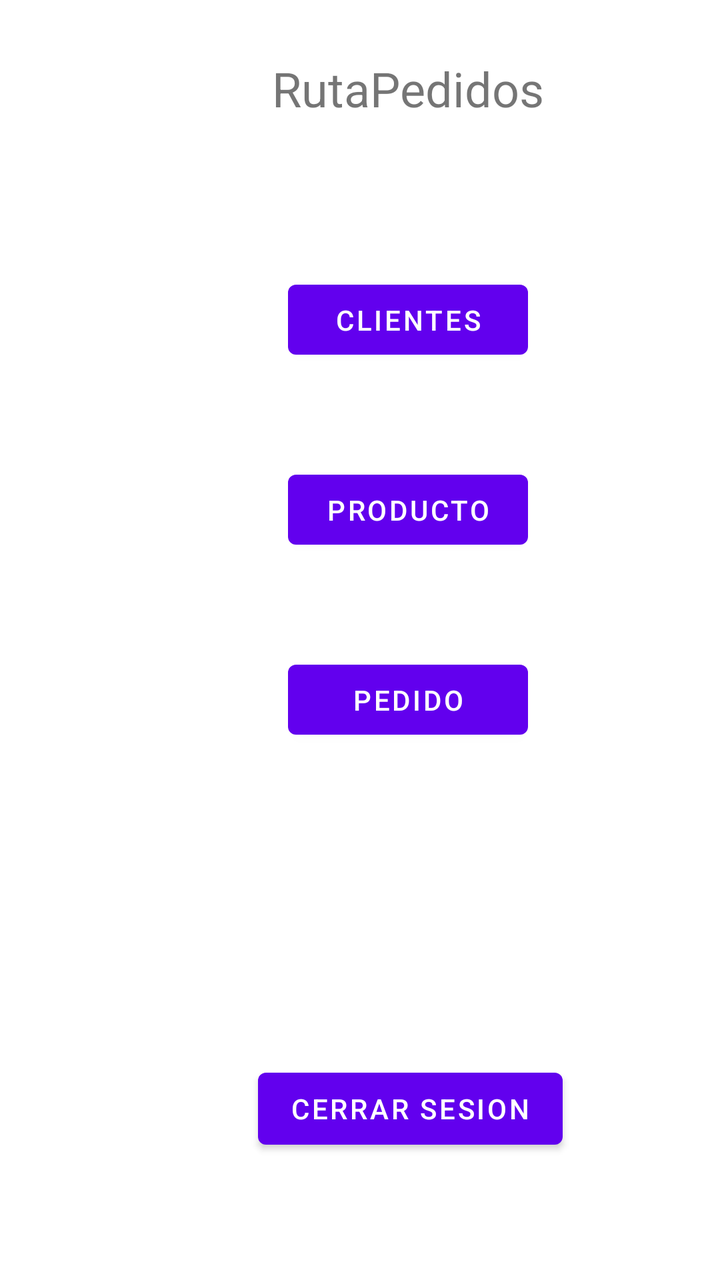
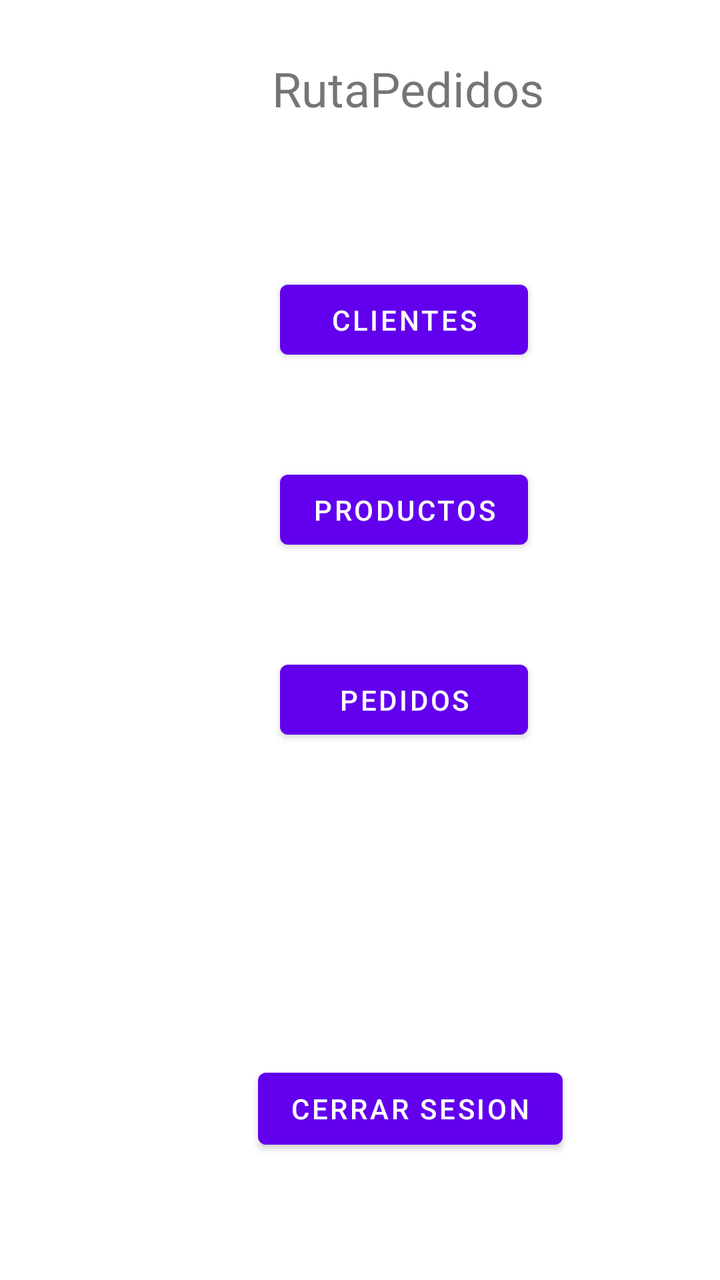

The first picture is an Android layout as it rendered before a commit; the second is the same layout after the commit. The layout source and the unified diff follow.
<!-- AndroidManifest.xml: application theme Theme.RutaPedidos -->
<!-- res/layout/activity_main.xml -->
<?xml version="1.0" encoding="utf-8"?>
<androidx.constraintlayout.widget.ConstraintLayout xmlns:android="http://schemas.android.com/apk/res/android"
    xmlns:app="http://schemas.android.com/apk/res-auto"
    xmlns:tools="http://schemas.android.com/tools"
    android:id="@+id/main"
    android:layout_width="match_parent"
    android:layout_height="match_parent"
    tools:context=".MainActivity">

    <TextView
        android:id="@+id/textView3"
        android:layout_width="wrap_content"
        android:layout_height="wrap_content"
        android:layout_marginStart="136dp"
        android:layout_marginTop="28dp"
        android:text="RutaPedidos"
        android:textSize="24sp"
        app:layout_constraintStart_toStartOf="parent"
        app:layout_constraintTop_toTopOf="parent" />

    <Button
        android:id="@+id/btnCerrarSesion"
        android:layout_width="wrap_content"
        android:layout_height="wrap_content"
        android:layout_marginStart="129dp"
        android:layout_marginTop="157dp"
        android:text="Cerrar sesion"
        app:layout_constraintStart_toStartOf="parent"
        app:layout_constraintTop_toBottomOf="@+id/btnPedido" />

    <Button
        android:id="@+id/btnClientes"
        android:layout_width="120dp"
        android:layout_height="47dp"
        android:layout_marginStart="144dp"
        android:layout_marginTop="76dp"
        android:text="Clientes"
        app:layout_constraintStart_toStartOf="parent"
        app:layout_constraintTop_toBottomOf="@+id/textView3" />

    <Button
        android:id="@+id/btnProducto"
        android:layout_width="120dp"
        android:layout_height="47dp"
        android:layout_marginStart="144dp"
        android:layout_marginTop="48dp"
        android:text="Producto"
        app:layout_constraintStart_toStartOf="parent"
        app:layout_constraintTop_toBottomOf="@+id/btnClientes" />

    <Button
        android:id="@+id/btnPedido"
        android:layout_width="120dp"
        android:layout_height="47dp"
        android:layout_marginStart="144dp"
        android:layout_marginTop="48dp"
        android:text="Pedido"
        app:layout_constraintStart_toStartOf="parent"
        app:layout_constraintTop_toBottomOf="@+id/btnProducto" />
</androidx.constraintlayout.widget.ConstraintLayout>
<!-- resources referenced by this layout -->
<resources>
  <style name="Theme.RutaPedidos" parent="Theme.MaterialComponents.DayNight.DarkActionBar">
          
          <item name="colorPrimary">@color/purple_500</item>
          <item name="colorPrimaryVariant">@color/purple_700</item>
          <item name="colorOnPrimary">@color/white</item>
          
          <item name="colorSecondary">@color/teal_200</item>
          <item name="colorSecondaryVariant">@color/teal_700</item>
          <item name="colorOnSecondary">@color/black</item>
          
          <item name="android:statusBarColor">?attr/colorPrimaryVariant</item>
          
      </style>
  <color name="purple_500">#FF6200EE</color>
  <color name="purple_700">#FF3700B3</color>
  <color name="white">#FFFFFFFF</color>
  <color name="teal_200">#FF03DAC5</color>
  <color name="teal_700">#FF018786</color>
  <color name="black">#FF000000</color>
</resources>

<!-- the commit's change to res/layout/activity_main.xml (unified diff, before → after) -->
@@ -26,35 +26,35 @@
         android:layout_marginTop="157dp"
         android:text="Cerrar sesion"
         app:layout_constraintStart_toStartOf="parent"
-        app:layout_constraintTop_toBottomOf="@+id/btnPedido" />
+        app:layout_constraintTop_toBottomOf="@+id/btnPedidos" />
 
     <Button
         android:id="@+id/btnClientes"
-        android:layout_width="120dp"
+        android:layout_width="124dp"
         android:layout_height="47dp"
-        android:layout_marginStart="144dp"
+        android:layout_marginStart="140dp"
         android:layout_marginTop="76dp"
         android:text="Clientes"
         app:layout_constraintStart_toStartOf="parent"
         app:layout_constraintTop_toBottomOf="@+id/textView3" />
 
     <Button
-        android:id="@+id/btnProducto"
-        android:layout_width="120dp"
+        android:id="@+id/btnProductos"
+        android:layout_width="124dp"
         android:layout_height="47dp"
-        android:layout_marginStart="144dp"
+        android:layout_marginStart="140dp"
         android:layout_marginTop="48dp"
-        android:text="Producto"
+        android:text="Productos"
         app:layout_constraintStart_toStartOf="parent"
         app:layout_constraintTop_toBottomOf="@+id/btnClientes" />
 
     <Button
-        android:id="@+id/btnPedido"
-        android:layout_width="120dp"
+        android:id="@+id/btnPedidos"
+        android:layout_width="124dp"
         android:layout_height="47dp"
-        android:layout_marginStart="144dp"
+        android:layout_marginStart="140dp"
         android:layout_marginTop="48dp"
-        android:text="Pedido"
+        android:text="Pedidos"
         app:layout_constraintStart_toStartOf="parent"
-        app:layout_constraintTop_toBottomOf="@+id/btnProducto" />
+        app:layout_constraintTop_toBottomOf="@+id/btnProductos" />
 </androidx.constraintlayout.widget.ConstraintLayout>
